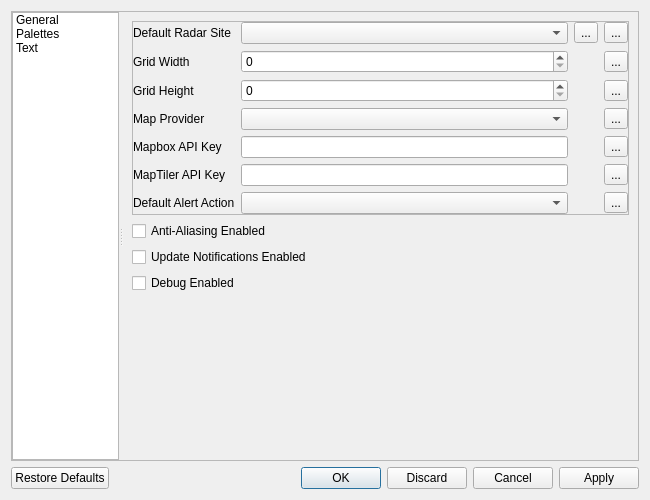
This is scwx-qt/source/scwx/qt/ui/settings_dialog.ui in dpaulat/supercell-wx as Qt 5 draws it before an edit. The edited form follows.
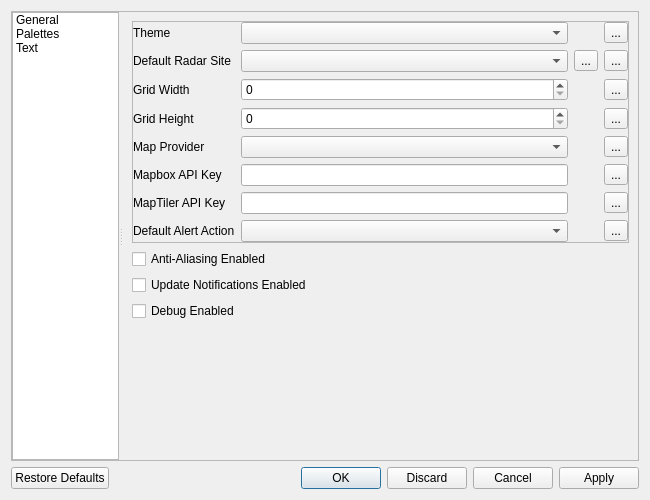
This is the edited form. Icons and pictures are not drawn.

Commit message: Add fusion style to settings (enables dark mode)

Patch:
```diff
--- a/scwx-qt/source/scwx/qt/ui/settings_dialog.ui
+++ b/scwx-qt/source/scwx/qt/ui/settings_dialog.ui
@@ -120,7 +120,7 @@
               <property name="bottomMargin">
                <number>0</number>
               </property>
-              <item row="4" column="4">
+              <item row="5" column="4">
                <widget class="QToolButton" name="resetMapProviderButton">
                 <property name="text">
                  <string>...</string>
@@ -131,17 +131,65 @@
                 </property>
                </widget>
               </item>
-              <item row="1" column="0">
+              <item row="1" column="3">
+               <widget class="QToolButton" name="radarSiteSelectButton">
+                <property name="text">
+                 <string>...</string>
+                </property>
+               </widget>
+              </item>
+              <item row="5" column="0">
+               <widget class="QLabel" name="label_7">
+                <property name="text">
+                 <string>Map Provider</string>
+                </property>
+               </widget>
+              </item>
+              <item row="1" column="2">
+               <widget class="QComboBox" name="radarSiteComboBox"/>
+              </item>
+              <item row="3" column="0">
+               <widget class="QLabel" name="label_3">
+                <property name="text">
+                 <string>Grid Height</string>
+                </property>
+               </widget>
+              </item>
+              <item row="3" column="2">
+               <widget class="QSpinBox" name="gridHeightSpinBox"/>
+              </item>
+              <item row="2" column="2">
+               <widget class="QSpinBox" name="gridWidthSpinBox"/>
+              </item>
+              <item row="1" column="4">
+               <widget class="QToolButton" name="resetRadarSiteButton">
+                <property name="text">
+                 <string>...</string>
+                </property>
+                <property name="icon">
+                 <iconset resource="../../../../scwx-qt.qrc">
+                  <normaloff>:/res/icons/font-awesome-6/rotate-left-solid.svg</normaloff>:/res/icons/font-awesome-6/rotate-left-solid.svg</iconset>
+                </property>
+               </widget>
+              </item>
+              <item row="6" column="2">
+               <widget class="QLineEdit" name="mapboxApiKeyLineEdit">
+                <property name="echoMode">
+                 <enum>QLineEdit::Password</enum>
+                </property>
+               </widget>
+              </item>
+              <item row="2" column="0">
                <widget class="QLabel" name="label_2">
                 <property name="text">
                  <string>Grid Width</string>
                 </property>
                </widget>
               </item>
-              <item row="2" column="4">
-               <widget class="QToolButton" name="resetGridHeightButton">
+              <item row="8" column="0">
+               <widget class="QLabel" name="defaultAlertActionLabel">
                 <property name="text">
-                 <string>...</string>
+                 <string>Default Alert Action</string>
                 </property>
                 <property name="icon">
                  <iconset resource="../../../../scwx-qt.qrc">
@@ -149,84 +197,74 @@
                 </property>
                </widget>
               </item>
-              <item row="0" column="4">
-               <widget class="QToolButton" name="resetRadarSiteButton">
-                <property name="text">
-                 <string>...</string>
-                </property>
-                <property name="icon">
-                 <iconset resource="../../../../scwx-qt.qrc">
-                  <normaloff>:/res/icons/font-awesome-6/rotate-left-solid.svg</normaloff>:/res/icons/font-awesome-6/rotate-left-solid.svg</iconset>
-                </property>
-               </widget>
-              </item>
-              <item row="6" column="0">
+              <item row="7" column="0">
                <widget class="QLabel" name="label_6">
                 <property name="text">
                  <string>MapTiler API Key</string>
                 </property>
                </widget>
               </item>
-              <item row="5" column="4">
-               <widget class="QToolButton" name="resetMapboxApiKeyButton">
-                <property name="text">
-                 <string>...</string>
-                </property>
-                <property name="icon">
-                 <iconset resource="../../../../scwx-qt.qrc">
-                  <normaloff>:/res/icons/font-awesome-6/rotate-left-solid.svg</normaloff>:/res/icons/font-awesome-6/rotate-left-solid.svg</iconset>
-                </property>
-               </widget>
-              </item>
-              <item row="2" column="2">
-               <widget class="QSpinBox" name="gridHeightSpinBox"/>
-              </item>
-              <item row="1" column="2">
-               <widget class="QSpinBox" name="gridWidthSpinBox"/>
-              </item>
-              <item row="2" column="0">
-               <widget class="QLabel" name="label_3">
-                <property name="text">
-                 <string>Grid Height</string>
-                </property>
-               </widget>
-              </item>
-              <item row="0" column="0">
+              <item row="1" column="0">
                <widget class="QLabel" name="label">
                 <property name="text">
                  <string>Default Radar Site</string>
                 </property>
                </widget>
               </item>
-              <item row="6" column="2">
+              <item row="7" column="2">
                <widget class="QLineEdit" name="mapTilerApiKeyLineEdit">
                 <property name="echoMode">
                  <enum>QLineEdit::Password</enum>
                 </property>
                </widget>
               </item>
+              <item row="8" column="2">
+               <widget class="QComboBox" name="defaultAlertActionComboBox"/>
+              </item>
+              <item row="7" column="4">
+               <widget class="QToolButton" name="resetMapTilerApiKeyButton">
+                <property name="text">
+                 <string>...</string>
+                </property>
+                <property name="icon">
+                 <iconset resource="../../../../scwx-qt.qrc">
+                  <normaloff>:/res/icons/font-awesome-6/rotate-left-solid.svg</normaloff>:/res/icons/font-awesome-6/rotate-left-solid.svg</iconset>
+                </property>
+               </widget>
+              </item>
+              <item row="3" column="4">
+               <widget class="QToolButton" name="resetGridHeightButton">
+                <property name="text">
+                 <string>...</string>
+                </property>
+                <property name="icon">
+                 <iconset resource="../../../../scwx-qt.qrc">
+                  <normaloff>:/res/icons/font-awesome-6/rotate-left-solid.svg</normaloff>:/res/icons/font-awesome-6/rotate-left-solid.svg</iconset>
+                </property>
+               </widget>
+              </item>
               <item row="5" column="2">
-               <widget class="QLineEdit" name="mapboxApiKeyLineEdit">
-                <property name="echoMode">
-                 <enum>QLineEdit::Password</enum>
-                </property>
-               </widget>
+               <widget class="QComboBox" name="mapProviderComboBox"/>
               </item>
-              <item row="7" column="0">
-               <widget class="QLabel" name="defaultAlertActionLabel">
-                <property name="text">
-                 <string>Default Alert Action</string>
-                </property>
-               </widget>
-              </item>
-              <item row="5" column="0">
+              <item row="6" column="0">
                <widget class="QLabel" name="label_4">
                 <property name="text">
                  <string>Mapbox API Key</string>
                 </property>
                </widget>
               </item>
-              <item row="7" column="4">
+              <item row="2" column="4">
+               <widget class="QToolButton" name="resetGridWidthButton">
+                <property name="text">
+                 <string>...</string>
+                </property>
+                <property name="icon">
+                 <iconset resource="../../../../scwx-qt.qrc">
+                  <normaloff>:/res/icons/font-awesome-6/rotate-left-solid.svg</normaloff>:/res/icons/font-awesome-6/rotate-left-solid.svg</iconset>
+                </property>
+               </widget>
+              </item>
+              <item row="8" column="4">
                <widget class="QToolButton" name="resetDefaultAlertActionButton">
                 <property name="text">
                  <string>...</string>
@@ -237,25 +275,8 @@
                 </property>
                </widget>
               </item>
-              <item row="4" column="2">
-               <widget class="QComboBox" name="mapProviderComboBox"/>
-              </item>
-              <item row="0" column="3">
-               <widget class="QToolButton" name="radarSiteSelectButton">
-                <property name="text">
-                 <string>...</string>
-                </property>
-               </widget>
-              </item>
-              <item row="4" column="0">
-               <widget class="QLabel" name="label_7">
-                <property name="text">
-                 <string>Map Provider</string>
-                </property>
-               </widget>
-              </item>
               <item row="6" column="4">
-               <widget class="QToolButton" name="resetMapTilerApiKeyButton">
+               <widget class="QToolButton" name="resetMapboxApiKeyButton">
                 <property name="text">
                  <string>...</string>
                 </property>
@@ -265,22 +286,26 @@
                 </property>
                </widget>
               </item>
-              <item row="7" column="2">
-               <widget class="QComboBox" name="defaultAlertActionComboBox"/>
-              </item>
-              <item row="1" column="4">
-               <widget class="QToolButton" name="resetGridWidthButton">
+              <item row="0" column="0">
+               <widget class="QLabel" name="label_5">
                 <property name="text">
-                 <string>...</string>
-                </property>
-                <property name="icon">
-                 <iconset resource="../../../../scwx-qt.qrc">
-                  <normaloff>:/res/icons/font-awesome-6/rotate-left-solid.svg</normaloff>:/res/icons/font-awesome-6/rotate-left-solid.svg</iconset>
+                 <string>Theme</string>
                 </property>
                </widget>
               </item>
               <item row="0" column="2">
-               <widget class="QComboBox" name="radarSiteComboBox"/>
+               <widget class="QComboBox" name="themeComboBox"/>
+              </item>
+              <item row="0" column="4">
+               <widget class="QToolButton" name="resetThemeButton">
+                <property name="text">
+                 <string>...</string>
+                </property>
+                <property name="icon">
+                 <iconset resource="../../../../scwx-qt.qrc">
+                  <normaloff>:/res/icons/font-awesome-6/rotate-left-solid.svg</normaloff>:/res/icons/font-awesome-6/rotate-left-solid.svg</iconset>
+                </property>
+               </widget>
               </item>
              </layout>
             </widget>
```
Left out of the diff: 8 changed lines with no effect on the pictures. The commit also changes 7 other files.
